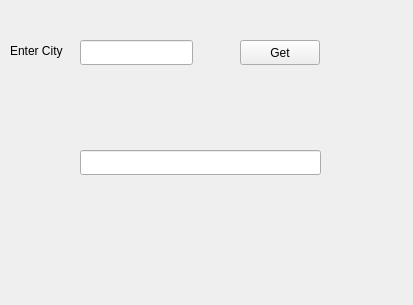
Old version of the form include/mainwindow.ui in the repository novapix/weatherapp.
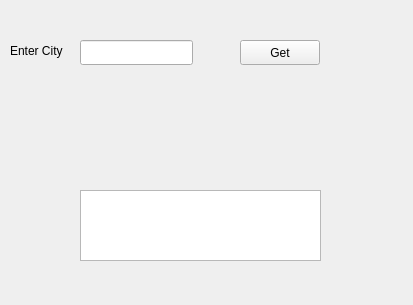
New version of the form.

Commit message: add Max/Min Temp and Source code Organization

```diff
--- a/include/mainwindow.ui
+++ b/include/mainwindow.ui
@@ -37,19 +37,6 @@
      </rect>
     </property>
    </widget>
-   <widget class="QLineEdit" name="tempOutput">
-    <property name="geometry">
-     <rect>
-      <x>80</x>
-      <y>150</y>
-      <width>241</width>
-      <height>25</height>
-     </rect>
-    </property>
-    <property name="readOnly">
-     <bool>true</bool>
-    </property>
-   </widget>
    <widget class="QPushButton" name="btnFetch">
     <property name="geometry">
      <rect>
@@ -63,6 +50,19 @@
      <string>Get</string>
     </property>
    </widget>
+   <widget class="QTextEdit" name="tempDetailsText">
+    <property name="geometry">
+     <rect>
+      <x>80</x>
+      <y>190</y>
+      <width>241</width>
+      <height>71</height>
+     </rect>
+    </property>
+    <property name="readOnly">
+     <bool>true</bool>
+    </property>
+   </widget>
   </widget>
  </widget>
  <resources/>
```
The commit also changes 9 other files.
